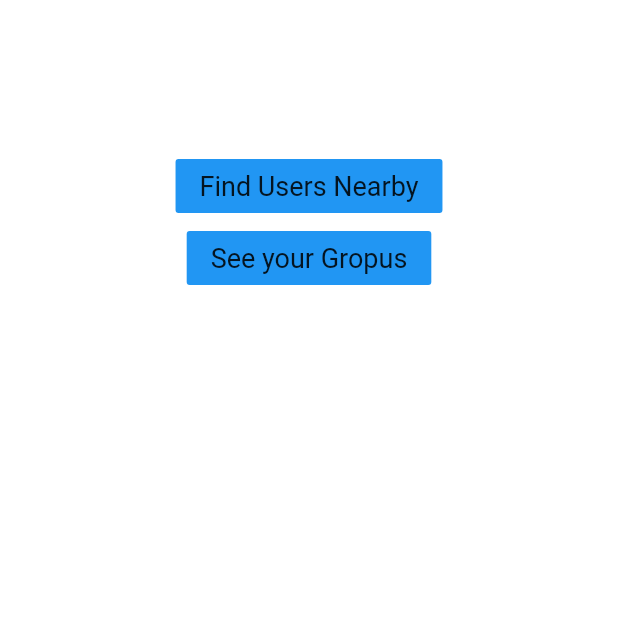
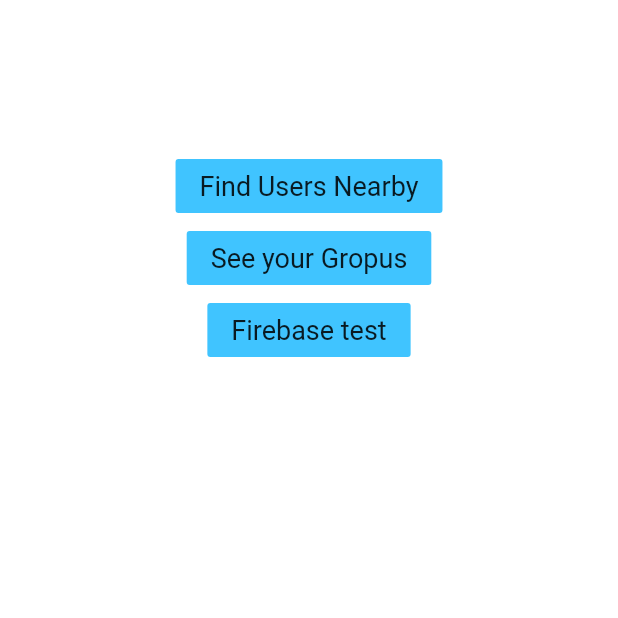
Before and after one commit to Victor-Alexandru/License, a Flutter app: the SelectionScreen screen opened directly with empty values, on a phone screen of 412 x 824 dp, the top half of it. Run offline on Flutter 3.47's test engine with Material 2 defaults, Android fonts, the light colour scheme and no system bars; our stand-ins replace firebase_messaging, location; missing offline and left inert: geocoder; accounts and stored records are empty.

Commit message:
pana la 15:33 merge tot

```diff
--- a/moodle_ui/lib/screens/home/selection_screen.dart
+++ b/moodle_ui/lib/screens/home/selection_screen.dart
@@ -1,6 +1,6 @@
 import 'package:flutter/material.dart';
 import 'package:moodle_ui/models/token.dart';
-import 'package:moodle_ui/models/user.dart';
+import 'package:moodle_ui/screens/firebase/firebase_screen.dart';
 import 'package:moodle_ui/screens/home/group_screen.dart';
 import 'package:moodle_ui/screens/home/home_page.dart';
 
@@ -32,18 +32,31 @@ class SelectionScreen extends StatelessWidget {
                 "Find Users Nearby",
                 style: TextStyle(fontSize: 18, fontWeight: FontWeight.w400),
               ),
-              color: Colors.blue,
+              color: Colors.lightBlueAccent,
             ),
             FlatButton(
               onPressed: () {
-                Navigator.push(context,
-                    MaterialPageRoute(builder: (context) => GroupScreen(token)));
+                Navigator.push(
+                    context,
+                    MaterialPageRoute(
+                        builder: (context) => GroupScreen(token)));
               },
               child: Text(
                 "See your Gropus",
                 style: TextStyle(fontSize: 18, fontWeight: FontWeight.w400),
               ),
-              color: Colors.blue,
+              color: Colors.lightBlueAccent,
+            ),
+            FlatButton(
+              onPressed: () {
+                Navigator.push(context,
+                    MaterialPageRoute(builder: (context) => FirebaseScreen()));
+              },
+              child: Text(
+                "Firebase test",
+                style: TextStyle(fontSize: 18, fontWeight: FontWeight.w400),
+              ),
+              color: Colors.lightBlueAccent,
             )
           ],
         ),
--- a/moodle_ui/pubspec.yaml
+++ b/moodle_ui/pubspec.yaml
@@ -25,6 +25,7 @@ dependencies:
   location: ^2.5.1
   geocoder: ^0.2.1
   http: ^0.12.0+4
+  firebase_messaging: ^6.0.13
 
   # The following adds the Cupertino Icons font to your application.
   # Use with the CupertinoIcons class for iOS style icons.
```
Also changed, not shown: moodle_ui/lib/screens/firebase/firebase_screen.dart (added, +100 -0 lines), moodle_ui/pubspec.lock, 1 other file.
